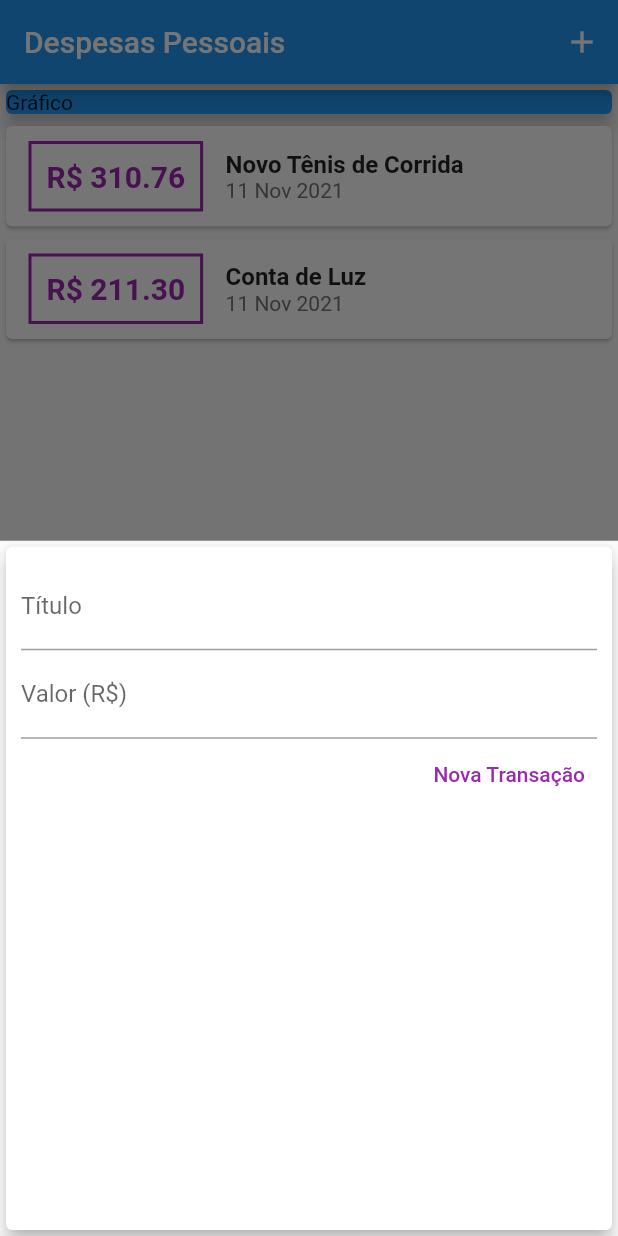
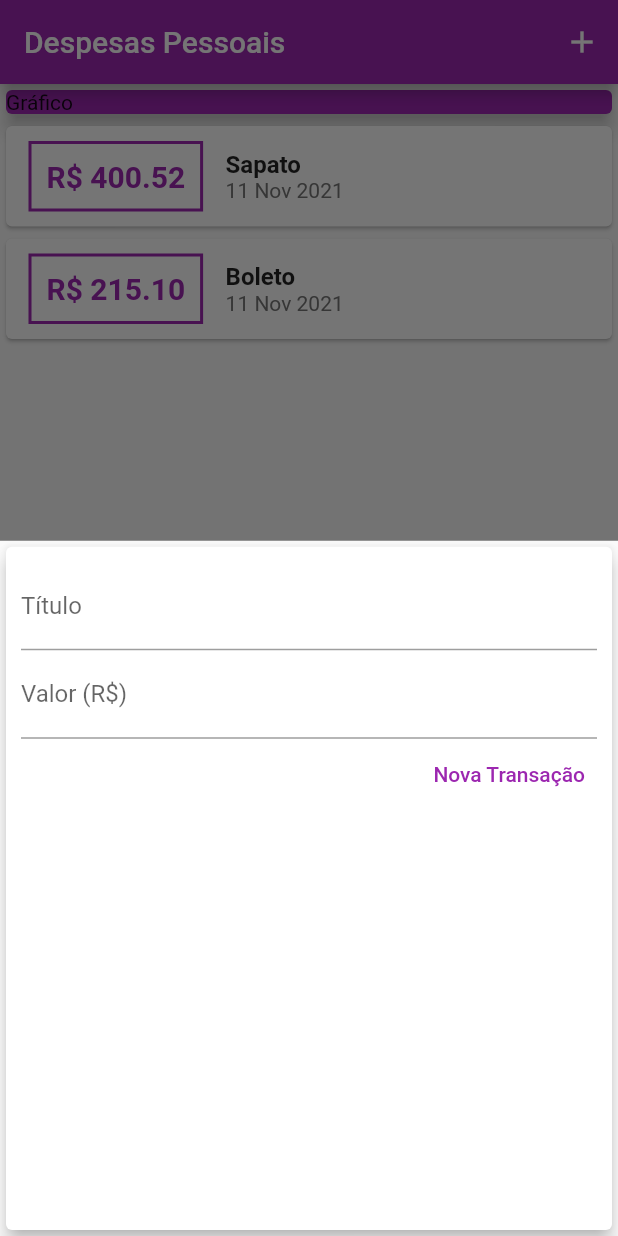
Before and after one commit to alisson-araujo/expenses, a Flutter app: the screen it shows after launch, after a tap on the "add" icon, on a phone screen of 412 x 824 dp. Run offline on Flutter 3.47's test engine with Material 2 defaults, Android fonts, the phone set to English and light mode, and no system bars.

Commit message:
resolvendo erros.

```diff
--- a/lib/components/transactions_form.dart
+++ b/lib/components/transactions_form.dart
@@ -36,15 +36,15 @@ class _TransactionFormState extends State<TransactionForm> {
             TextField(
               controller: titleController,
               onSubmitted: (_) => _submitForm,
-              decoration: InputDecoration(
+              decoration: const InputDecoration(
                 labelText: 'Título',
               ),
             ),
             TextField(
               controller: valueController,
-              keyboardType: TextInputType.numberWithOptions(decimal: true),
+              keyboardType: const TextInputType.numberWithOptions(decimal: true),
               onSubmitted: (_) => _submitForm,
-              decoration: InputDecoration(
+              decoration: const InputDecoration(
                 labelText: 'Valor (R\$)',
               ),
             ),
@@ -52,7 +52,7 @@ class _TransactionFormState extends State<TransactionForm> {
               mainAxisAlignment: MainAxisAlignment.end,
               children: <Widget>[
                 TextButton(
-                  child: Text(
+                  child: const Text(
                     'Nova Transação',
                     style: TextStyle(color: Colors.purple),
                   ),
--- a/lib/components/transactions_list.dart
+++ b/lib/components/transactions_list.dart
@@ -19,7 +19,7 @@ class TransactionList extends StatelessWidget {
             child: Row(
               children: <Widget>[
                 Container(
-                  margin: EdgeInsets.symmetric(
+                  margin: const EdgeInsets.symmetric(
                     horizontal: 15,
                     vertical: 10,
                   ),
@@ -29,10 +29,10 @@ class TransactionList extends StatelessWidget {
                       width: 2,
                     ),
                   ),
-                  padding: EdgeInsets.all(10),
+                  padding: const EdgeInsets.all(10),
                   child: Text(
                     'R\$ ${tr.value.toStringAsFixed(2)}',
-                    style: TextStyle(
+                    style: const TextStyle(
                       fontWeight: FontWeight.bold,
                       fontSize: 20,
                       color: Colors.purple,
@@ -44,7 +44,7 @@ class TransactionList extends StatelessWidget {
                   children: <Widget>[
                     Text(
                       tr.title,
-                      style: TextStyle(
+                      style: const TextStyle(
                         fontSize: 16,
                         fontWeight: FontWeight.bold,
                       ),
--- a/lib/main.dart
+++ b/lib/main.dart
@@ -25,14 +25,14 @@ class _MyHomePageState extends State<MyHomePage> {
   final _transactions = [
     Transaction(
       id: 't1',
-      title: 'Novo Tênis de Corrida',
-      value: 310.76,
+      title: 'Sapato',
+      value: 400.52,
       date: DateTime.now(),
     ),
     Transaction(
       id: 't2',
-      title: 'Conta de Luz',
-      value: 211.30,
+      title: 'Boleto',
+      value: 215.10,
       date: DateTime.now(),
     ),
   ];
@@ -63,10 +63,11 @@ class _MyHomePageState extends State<MyHomePage> {
   Widget build(BuildContext context) {
     return Scaffold(
       appBar: AppBar(
-        title: Text('Despesas Pessoais'),
+        title: const Text('Despesas Pessoais'),
+        backgroundColor: Colors.purple,
         actions: <Widget>[
           IconButton(
-            icon: Icon(Icons.add),
+            icon: const Icon(Icons.add),
             onPressed: () => _openTransactionFormModal(context),
           ),
         ],
@@ -77,8 +78,8 @@ class _MyHomePageState extends State<MyHomePage> {
           children: <Widget>[
             Container(
               width: double.infinity,
-              child: Card(
-                color: Colors.blue,
+              child: const Card(
+                color: Colors.purple,
                 child: Text('Gráfico'),
                 elevation: 5,
               ),
@@ -88,10 +89,10 @@ class _MyHomePageState extends State<MyHomePage> {
         ),
       ),
       floatingActionButton: FloatingActionButton(
-        child: Icon(Icons.add),
+        child: const Icon(Icons.add),
+        backgroundColor: Colors.purple,
         onPressed: () => _openTransactionFormModal(context),
       ),
-      floatingActionButtonLocation: FloatingActionButtonLocation.centerFloat,
     );
   }
 }
```
